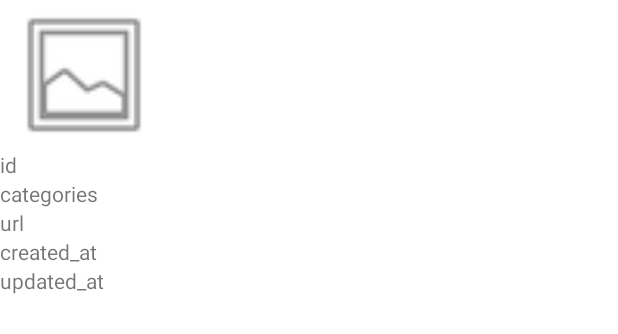
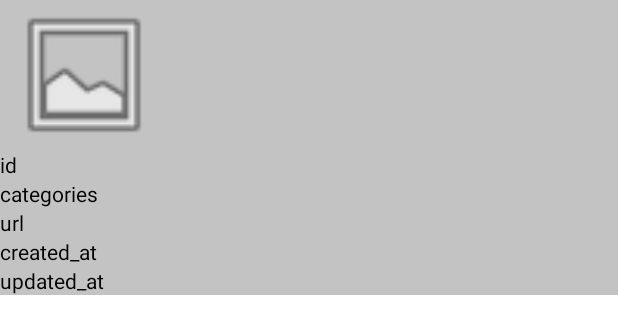
Before and after one commit to SergiyKosh/test-task, an Android app: the layout one_joke_view.xml on its own in the app's theme, with its tools: preview values and no code run, on a phone screen of 412 x 824 dp. Shown: the top 334 px of the screen. Run offline under Robolectric (Android 15) with nearby library versions, the phone set to English and light mode, and no system bars.

Commit message:
[test-task] small fix

```diff
--- a/app/src/main/java/ua/test/task/adapter/JokesAdapter.java
+++ b/app/src/main/java/ua/test/task/adapter/JokesAdapter.java
@@ -1,19 +1,39 @@
 package ua.test.task.adapter;
 
+import android.annotation.SuppressLint;
+import android.graphics.Bitmap;
+import android.graphics.BitmapFactory;
 import android.view.LayoutInflater;
 import android.view.ViewGroup;
+import android.widget.ImageView;
 import android.widget.TextView;
 
 import androidx.annotation.NonNull;
 import androidx.recyclerview.widget.RecyclerView;
 
+import java.io.IOException;
+import java.net.URL;
+import java.text.ParseException;
+import java.text.SimpleDateFormat;
+import java.util.Arrays;
+import java.util.Date;
 import java.util.List;
+import java.util.concurrent.Exchanger;
+import java.util.concurrent.atomic.AtomicReference;
 
 import ua.test.task.R;
 import ua.test.task.model.Joke;
 
 public class JokesAdapter extends RecyclerView.Adapter<RecyclerView.ViewHolder> {
     private final List<Joke> jokes;
+    private TextView jokeText;
+    private TextView idTV;
+    private TextView catTV;
+    private TextView urlTV;
+    private TextView crTV;
+    private TextView updTV;
+    private ImageView imgIV;
+
 
     public JokesAdapter(List<Joke> jokes) {
         this.jokes = jokes;
@@ -25,14 +45,64 @@ public class JokesAdapter extends RecyclerView.Adapter<RecyclerView.ViewHolder>
         return new RecyclerView.ViewHolder(
                 LayoutInflater.from(parent.getContext())
                         .inflate(R.layout.one_joke_view, parent, false)
-        ) {};
+        ) {
+        };
     }
 
+    @SuppressLint("SetTextI18n")
     @Override
     public void onBindViewHolder(@NonNull RecyclerView.ViewHolder holder, int position) {
-        TextView jokeText = holder.itemView.findViewById(R.id.jokeValue);
+        init(holder);
+        try {
+            setJokes(position);
+        } catch (InterruptedException e) {
+            throw new RuntimeException(e);
+        }
+    }
+
+    private void init(@NonNull RecyclerView.ViewHolder holder) {
+        jokeText = holder.itemView.findViewById(R.id.jokeValue);
+        idTV = holder.itemView.findViewById(R.id.idTV);
+        catTV = holder.itemView.findViewById(R.id.catTV);
+        urlTV = holder.itemView.findViewById(R.id.urlTV);
+        crTV = holder.itemView.findViewById(R.id.crTV);
+        updTV = holder.itemView.findViewById(R.id.updTV);
+        imgIV = holder.itemView.findViewById(R.id.imgIV);
+    }
+
+    @SuppressLint("SetTextI18n")
+    private void setJokes(int position) throws InterruptedException {
         jokeText.setText(jokes.get(position).getValue());
+        idTV.setText("id: " + jokes.get(position).getId());
+        catTV.setText("categories: " + Arrays.toString(jokes.get(position).getCategories())
+                .replaceAll("\\[", "")
+                .replaceAll("]", "")
+        );
+        urlTV.setText("url: " + jokes.get(position).getUrl());
+
+        SimpleDateFormat format = new SimpleDateFormat("yyyy-MM-dd HH:mm:ss.SS");
+        try {
+            Date date = format.parse(jokes.get(position).getCreatedAt());
+            crTV.setText("created at: " + date.toString());
+            date = format.parse(jokes.get(position).getUpdatedAt());
+            updTV.setText("updated at: " + date.toString());
+        } catch (ParseException e) {
+            throw new RuntimeException(e);
+        }
+
+        Exchanger<Bitmap> exchanger = new Exchanger<>();
+
+        new Thread(() -> {
+            try {
+                exchanger.exchange(BitmapFactory.decodeStream(new URL(jokes.get(position).getIconUrl()).openConnection().getInputStream()));
+            } catch (IOException | InterruptedException e) {
+                throw new RuntimeException(e);
+            }
+        }).start();
+
+        imgIV.setImageBitmap(exchanger.exchange(null));
     }
+
 
     @Override
     public int getItemCount() {
--- a/app/src/main/res/layout/one_joke_view.xml
+++ b/app/src/main/res/layout/one_joke_view.xml
@@ -1,12 +1,14 @@
 <?xml version="1.0" encoding="utf-8"?>
 <LinearLayout xmlns:android="http://schemas.android.com/apk/res/android"
-    android:orientation="vertical"
     android:layout_width="match_parent"
-    android:layout_height="match_parent">
+    android:layout_height="wrap_content"
+    android:orientation="vertical">
 
     <LinearLayout
         android:layout_width="match_parent"
-        android:layout_height="match_parent"
+        android:layout_height="wrap_content"
+        android:layout_marginBottom="10dp"
+        android:background="#C3C3C3"
         android:orientation="vertical">
 
         <LinearLayout
@@ -15,7 +17,7 @@
             android:orientation="horizontal">
 
             <ImageView
-                android:id="@+id/imageView"
+                android:id="@+id/imgIV"
                 android:layout_width="match_parent"
                 android:layout_height="100dp"
                 android:layout_weight="1"
@@ -24,39 +26,45 @@
             <TextView
                 android:id="@+id/jokeValue"
                 android:layout_width="300dp"
-                android:layout_height="wrap_content" />
+                android:layout_height="wrap_content"
+                android:textColor="#000000" />
 
         </LinearLayout>
 
         <TextView
-            android:id="@+id/textView2"
+            android:id="@+id/idTV"
             android:layout_width="match_parent"
             android:layout_height="wrap_content"
-            android:text="id" />
+            android:text="id"
+            android:textColor="#000000" />
 
         <TextView
-            android:id="@+id/textView4"
+            android:id="@+id/catTV"
             android:layout_width="match_parent"
             android:layout_height="wrap_content"
-            android:text="categories" />
+            android:text="categories"
+            android:textColor="#000000" />
 
         <TextView
-            android:id="@+id/textView7"
+            android:id="@+id/urlTV"
             android:layout_width="match_parent"
             android:layout_height="wrap_content"
-            android:text="url" />
+            android:text="url"
+            android:textColor="#000000" />
 
         <TextView
-            android:id="@+id/textView5"
+            android:id="@+id/crTV"
             android:layout_width="match_parent"
             android:layout_height="wrap_content"
-            android:text="created_at" />
+            android:text="created_at"
+            android:textColor="#000000" />
 
         <TextView
-            android:id="@+id/textView6"
+            android:id="@+id/updTV"
             android:layout_width="match_parent"
             android:layout_height="wrap_content"
-            android:text="updated_at" />
+            android:text="updated_at"
+            android:textColor="#000000" />
 
     </LinearLayout>
 </LinearLayout>
```
